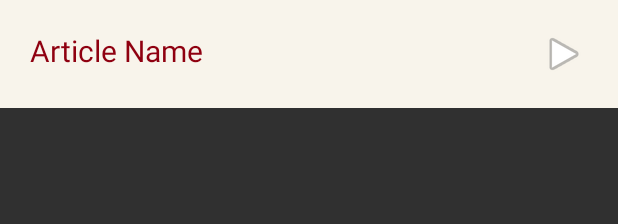
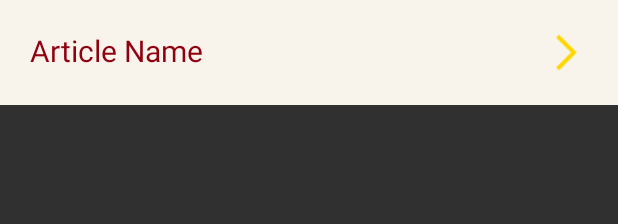
Before and after one commit to ayyappasamaaj/tattvamasi-android, an Android app: the layout parent_list_row_item.xml on its own in the app's theme, with its tools: preview values and no code run, on a phone screen of 412 x 824 dp. Shown: the top 224 px of the screen. Run offline under Robolectric (Android 15) with nearby library versions, the phone set to English and light mode, and no system bars.

Commit message:
arrow icon update

```diff
--- a/Tattvamasi/app/src/main/res/layout/parent_list_row_item.xml
+++ b/Tattvamasi/app/src/main/res/layout/parent_list_row_item.xml
@@ -29,10 +29,10 @@
 
         <ImageView
             android:id="@+id/imageView3"
-            android:layout_width="wrap_content"
-            android:layout_height="wrap_content"
+            android:layout_width="30dp"
+            android:layout_height="30dp"
             android:layout_alignParentRight="true"
-            app:srcCompat="@android:drawable/ic_media_play" />
+            app:srcCompat="@drawable/front" />
 
     </RelativeLayout>
 </layout>
```
